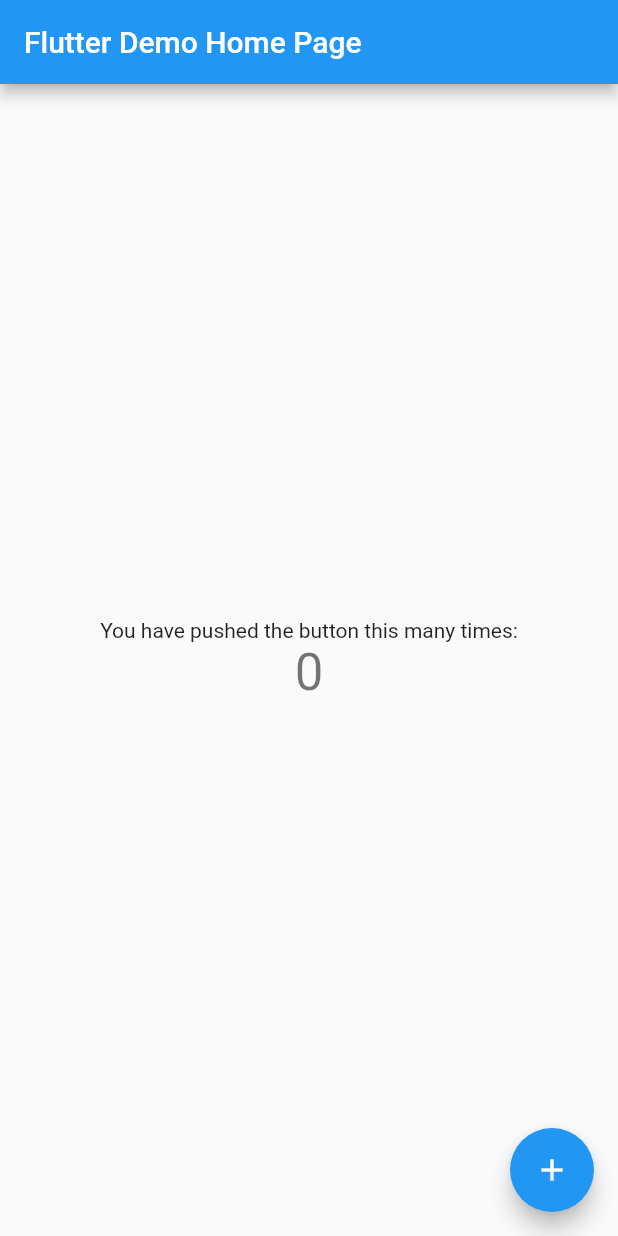
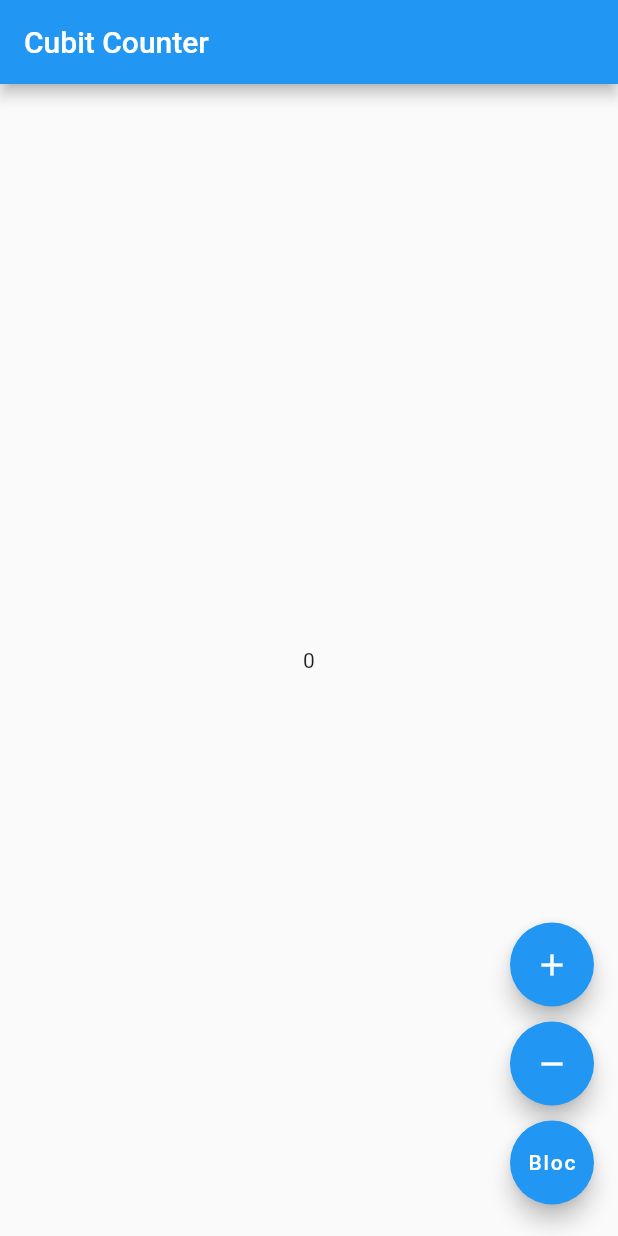
Before and after one commit to sarthak333/flutter-boilerplate, a Flutter app: the screen it shows after launch, on a phone screen of 412 x 824 dp. Run offline on Flutter 3.47's test engine with Material 2 defaults, Android fonts, the phone set to English and light mode, and no system bars; our stand-ins replace flutter_bloc.

Commit message:
feat: integrated cubit and bloc logic

```diff
--- /dev/null
+++ b/lib/config/SimpleBlocObserver.dart
@@ -0,0 +1,33 @@
+import 'package:flutter_bloc/flutter_bloc.dart';
+
+class SimpleBlocObserver extends BlocObserver {
+  @override
+  void onCreate(BlocBase bloc) {
+    print(bloc);
+    super.onCreate(bloc);
+  }
+
+  @override
+  void onEvent(Bloc bloc, Object? event) {
+    print(event);
+    super.onEvent(bloc, event);
+  }
+
+  @override
+  void onChange(BlocBase bloc, Change<dynamic> event) {
+    print(event);
+    super.onChange(bloc, event);
+  }
+
+  @override
+  void onTransition(Bloc bloc, Transition transition) {
+    print(transition);
+    super.onTransition(bloc, transition);
+  }
+
+  @override
+  void onError(BlocBase bloc, Object error, StackTrace stackTrace) {
+    print(error);
+    super.onError(bloc, error, stackTrace);
+  }
+}
--- /dev/null
+++ b/lib/core/business/bloc/events.dart
@@ -0,0 +1 @@
+enum CounterEvent { increment, decrement }
--- /dev/null
+++ b/lib/core/business/cubit/counter_cubit.dart
@@ -0,0 +1,8 @@
+import 'package:flutter_bloc/flutter_bloc.dart';
+
+class CounterCubit extends Cubit<int> {
+  CounterCubit() : super(0);
+
+  void increment() => emit(state + 1);
+  void decrement() => emit(state - 1);
+}
--- a/lib/core/presentation/home/index.dart
+++ /dev/null
@@ -1,87 +0,0 @@
-import 'package:flutter/material.dart';
-import 'package:flutter_bloc/flutter_bloc.dart';
-
-class MyHomePage extends StatefulWidget {
-  MyHomePage({Key? key, this.title}) : super(key: key);
-
-  // This widget is the home page of your application. It is stateful, meaning
-  // that it has a State object (defined below) that contains fields that affect
-  // how it looks.
-
-  // This class is the configuration for the state. It holds the values (in this
-  // case the title) provided by the parent (in this case the App widget) and
-  // used by the build method of the State. Fields in a Widget subclass are
-  // always marked "final".
-
-  final String? title;
-
-  @override
-  _MyHomePageState createState() => _MyHomePageState();
-}
-
-class _MyHomePageState extends State<MyHomePage> {
-  int _counter = 0;
-
-  void _incrementCounter() {
-    setState(() {
-      // This call to setState tells the Flutter framework that something has
-      // changed in this State, which causes it to rerun the build method below
-      // so that the display can reflect the updated values. If we changed
-      // _counter without calling setState(), then the build method would not be
-      // called again, and so nothing would appear to happen.
-      _counter++;
-    });
-  }
-
-  @override
-  Widget build(BuildContext context) {
-    // This method is rerun every time setState is called, for instance as done
-    // by the _incrementCounter method above.
-    //
-    // The Flutter framework has been optimized to make rerunning build methods
-    // fast, so that you can just rebuild anything that needs updating rather
-    // than having to individually change instances of widgets.
-    return Scaffold(
-      appBar: AppBar(
-        // Here we take the value from the MyHomePage object that was created by
-        // the App.build method, and use it to set our appbar title.
-        title: Text(widget.title!),
-      ),
-      body: Center(
-        // Center is a layout widget. It takes a single child and positions it
-        // in the middle of the parent.
-        child: Column(
-          // Column is also a layout widget. It takes a list of children and
-          // arranges them vertically. By default, it sizes itself to fit its
-          // children horizontally, and tries to be as tall as its parent.
-          //
-          // Invoke "debug painting" (press "p" in the console, choose the
-          // "Toggle Debug Paint" action from the Flutter Inspector in Android
-          // Studio, or the "Toggle Debug Paint" command in Visual Studio Code)
-          // to see the wireframe for each widget.
-          //
-          // Column has various properties to control how it sizes itself and
-          // how it positions its children. Here we use mainAxisAlignment to
-          // center the children vertically; the main axis here is the vertical
-          // axis because Columns are vertical (the cross axis would be
-          // horizontal).
-          mainAxisAlignment: MainAxisAlignment.center,
-          children: <Widget>[
-            Text(
-              'You have pushed the button this many times:',
-            ),
-            Text(
-              '$_counter',
-              style: Theme.of(context).textTheme.headline4,
-            ),
-          ],
-        ),
-      ),
-      floatingActionButton: FloatingActionButton(
-        onPressed: _incrementCounter,
-        tooltip: 'Increment',
-        child: Icon(Icons.add),
-      ), // This trailing comma makes auto-formatting nicer for build methods.
-    );
-  }
-}
--- /dev/null
+++ b/lib/core/presentation/home_cubit/index.dart
@@ -0,0 +1,63 @@
+import 'package:flutter/material.dart';
+import 'package:flutter_bloc/flutter_bloc.dart';
+import 'package:flutter_boilerplate/core/business/bloc/counter_bloc.dart';
+import 'package:flutter_boilerplate/core/business/cubit/counter_cubit.dart';
+import 'package:flutter_boilerplate/core/presentation/home_bloc/index.dart';
+
+class CounterCubitPage extends StatefulWidget {
+  @override
+  _CounterCubitPageState createState() => _CounterCubitPageState();
+}
+
+class _CounterCubitPageState extends State<CounterCubitPage> {
+  void goToBlocCounter() {
+    Navigator.push(
+      context,
+      MaterialPageRoute(
+          builder: (context) => BlocProvider(
+                create: (BuildContext context) => CounterBloc(),
+                child: CounterBlocPage(),
+              )),
+    );
+  }
+
+  @override
+  Widget build(BuildContext context) {
+    return Scaffold(
+      appBar: AppBar(title: const Text('Cubit Counter')),
+      body: BlocBuilder<CounterCubit, int>(
+        builder: (context, count) => Center(child: Text('$count')),
+      ),
+      floatingActionButton: Column(
+        crossAxisAlignment: CrossAxisAlignment.end,
+        mainAxisAlignment: MainAxisAlignment.end,
+        children: <Widget>[
+          Padding(
+            padding: const EdgeInsets.symmetric(vertical: 5.0),
+            child: FloatingActionButton(
+              heroTag: 'increment',
+              child: const Icon(Icons.add),
+              onPressed: () => context.read<CounterCubit>().increment(),
+            ),
+          ),
+          Padding(
+            padding: const EdgeInsets.symmetric(vertical: 5.0),
+            child: FloatingActionButton(
+              heroTag: 'decrement',
+              child: const Icon(Icons.remove),
+              onPressed: () => context.read<CounterCubit>().decrement(),
+            ),
+          ),
+          Padding(
+            padding: const EdgeInsets.symmetric(vertical: 5.0),
+            child: FloatingActionButton(
+              heroTag: 'nav',
+              child: const Text('Bloc'),
+              onPressed: goToBlocCounter,
+            ),
+          ),
+        ],
+      ),
+    );
+  }
+}
--- a/lib/main.dart
+++ b/lib/main.dart
@@ -1,7 +1,11 @@
 import 'package:flutter/material.dart';
-import 'package:flutter_boilerplate/core/presentation/home/index.dart';
+import 'package:flutter_boilerplate/config/SimpleBlocObserver.dart';
+import 'package:flutter_bloc/flutter_bloc.dart';
+import 'package:flutter_boilerplate/core/business/cubit/counter_cubit.dart';
+import 'package:flutter_boilerplate/core/presentation/home_cubit/index.dart';
 
 void main() {
+  Bloc.observer = SimpleBlocObserver();
   runApp(MyApp());
 }
 
@@ -23,7 +27,10 @@ class MyApp extends StatelessWidget {
         // is not restarted.
         primarySwatch: Colors.blue,
       ),
-      home: MyHomePage(title: 'Flutter Demo Home Page'),
+      home: BlocProvider(
+        create: (BuildContext context) => CounterCubit(),
+        child: CounterCubitPage(),
+      ),
     );
   }
 }
```
Also changed, not shown: lib/core/business/bloc/counter_bloc.dart (added, +20 -0 lines), lib/core/presentation/home_bloc/index.dart (added, +45 -0 lines), lib/core/presentation/home/styles.dart (deleted), lib/core/presentation/home_bloc/styles.dart (added), lib/core/presentation/home_bloc/widgets/dummy_widget.dart (renamed from lib/core/presentation/home/widgets/dummy_widget.dart), lib/core/presentation/home_cubit/styles.dart (added), lib/core/presentation/home_cubit/widgets/dummy_widget.dart (added).
